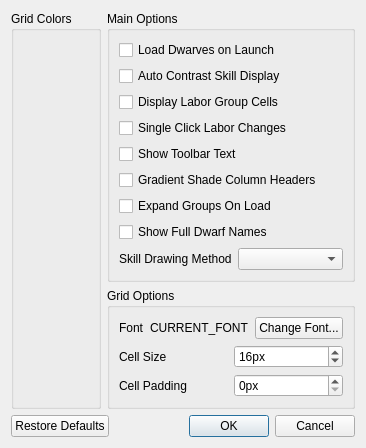
Dwarf-Therapist/Dwarf-Therapist, file ui/optionsmenu.ui: the form before one commit.
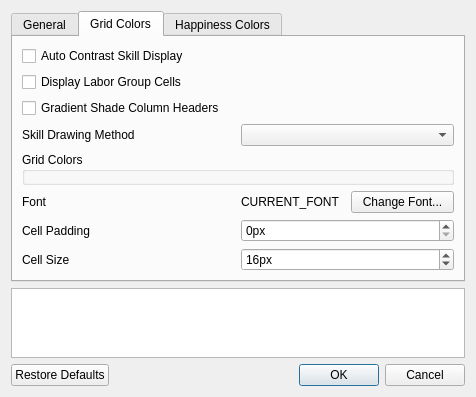
The form after the commit. The open tabs and pages were chosen to show the change. Icons and pictures are not drawn.

```diff
--- a/ui/optionsmenu.ui
+++ b/ui/optionsmenu.ui
@@ -6,8 +6,8 @@
    <rect>
     <x>0</x>
     <y>0</y>
-    <width>321</width>
-    <height>429</height>
+    <width>476</width>
+    <height>389</height>
    </rect>
   </property>
   <property name="windowTitle">
@@ -17,28 +17,35 @@
    <iconset resource="../images.qrc">
     <normaloff>:/img/color_wheel.png</normaloff>:/img/color_wheel.png</iconset>
   </property>
-  <layout class="QVBoxLayout" name="verticalLayout_4" stretch="10,0">
+  <layout class="QVBoxLayout" name="vbox" stretch="20,1,1">
    <item>
-    <layout class="QHBoxLayout" name="horizontalLayout_6">
-     <item>
-      <widget class="QGroupBox" name="group_general_colors">
-       <property name="styleSheet">
-        <string notr="true">QtColorPicker {
-text-align: left;
-}</string>
-       </property>
-       <property name="title">
-        <string>Grid Colors</string>
-       </property>
-      </widget>
-     </item>
-     <item>
-      <layout class="QVBoxLayout" name="verticalLayout_3" stretch="10,0">
-       <item>
-        <widget class="QGroupBox" name="groupBox_2">
-         <property name="title">
-          <string>Main Options</string>
-         </property>
+    <widget class="QTabWidget" name="tabWidget">
+     <property name="statusTip">
+      <string>STATUS TIP</string>
+     </property>
+     <property name="tabPosition">
+      <enum>QTabWidget::North</enum>
+     </property>
+     <property name="tabShape">
+      <enum>QTabWidget::Rounded</enum>
+     </property>
+     <property name="currentIndex">
+      <number>0</number>
+     </property>
+     <property name="iconSize">
+      <size>
+       <width>24</width>
+       <height>24</height>
+      </size>
+     </property>
+     <widget class="QWidget" name="tab_main_settings">
+      <attribute name="icon">
+       <iconset resource="../images.qrc">
+        <normaloff>:/img/hammer.png</normaloff>:/img/hammer.png</iconset>
+      </attribute>
+      <attribute name="title">
+       <string>General</string>
+      </attribute>
          <layout class="QVBoxLayout" name="verticalLayout">
           <item>
            <widget class="QCheckBox" name="cb_read_dwarves_on_startup">
@@ -56,38 +63,6 @@
             </property>
            </widget>
           </item>
-          <item>
-           <widget class="QCheckBox" name="cb_auto_contrast">
-            <property name="toolTip">
-             <string>When checked, skill blocks on grid cells will choose the highest contrast color available. </string>
-            </property>
-            <property name="statusTip">
-             <string>When checked, skill blocks on grid cells will choose the highest contrast color available. </string>
-            </property>
-            <property name="whatsThis">
-             <string>When checked, skill blocks on grid cells will choose the highest contrast color available. </string>
-            </property>
-            <property name="text">
-             <string>Auto Contrast Skill Display</string>
-            </property>
-           </widget>
-          </item>
-          <item>
-           <widget class="QCheckBox" name="cb_show_aggregates">
-            <property name="toolTip">
-             <string>When checked, and sorting by some criteria, labors will show an aggregate cell above a group. This cell can be toggled to enable/disable a labor for an entire group at once.</string>
-            </property>
-            <property name="statusTip">
-             <string>When checked, and sorting by some criteria, labors will show an aggregate cell above a group. This cell can be toggled to enable/disable a labor for an entire group at once.</string>
-            </property>
-            <property name="whatsThis">
-             <string>When checked, and sorting by some criteria, labors will show an aggregate cell above a group. This cell can be toggled to enable/disable a labor for an entire group at once.</string>
-            </property>
-            <property name="text">
-             <string>Display Labor Group Cells</string>
-            </property>
-           </widget>
-          </item>
           <item>
            <widget class="QCheckBox" name="cb_single_click_labor_changes">
             <property name="toolTip">
@@ -120,22 +95,6 @@
             </property>
            </widget>
           </item>
-          <item>
-           <widget class="QCheckBox" name="cb_shade_column_headers">
-            <property name="toolTip">
-             <string>When checked, this will shade column headers with the column's background color</string>
-            </property>
-            <property name="statusTip">
-             <string>When checked, this will shade column headers with the column's background color</string>
-            </property>
-            <property name="whatsThis">
-             <string>When checked, this will shade column headers with the column's background color</string>
-            </property>
-            <property name="text">
-             <string>Gradient Shade Column Headers</string>
-            </property>
-           </widget>
-          </item>
           <item>
            <widget class="QCheckBox" name="cb_auto_expand">
             <property name="toolTip">
@@ -168,6 +127,65 @@
             </property>
            </widget>
           </item>
+      </layout>
+     </widget>
+     <widget class="QWidget" name="tab_grid_colors">
+      <attribute name="icon">
+       <iconset resource="../images.qrc">
+        <normaloff>:/img/color_swatch.png</normaloff>:/img/color_swatch.png</iconset>
+      </attribute>
+      <attribute name="title">
+       <string>Grid Colors</string>
+      </attribute>
+      <layout class="QVBoxLayout" name="verticalLayout_2" stretch="0,0,0,0,5,0,0,0">
+       <item>
+        <widget class="QCheckBox" name="cb_auto_contrast">
+         <property name="toolTip">
+          <string/>
+         </property>
+         <property name="statusTip">
+          <string>When checked, skill blocks on grid cells will choose the highest contrast color available. </string>
+         </property>
+         <property name="whatsThis">
+          <string>When checked, skill blocks on grid cells will choose the highest contrast color available. </string>
+         </property>
+         <property name="text">
+          <string>Auto Contrast Skill Display</string>
+         </property>
+        </widget>
+       </item>
+       <item>
+        <widget class="QCheckBox" name="cb_show_aggregates">
+         <property name="toolTip">
+          <string/>
+         </property>
+         <property name="statusTip">
+          <string>When checked, and sorting by some criteria, labors will show an aggregate cell above a group. This cell can be toggled to enable/disable a labor for an entire group at once.</string>
+         </property>
+         <property name="whatsThis">
+          <string>When checked, and sorting by some criteria, labors will show an aggregate cell above a group. This cell can be toggled to enable/disable a labor for an entire group at once.</string>
+         </property>
+         <property name="text">
+          <string>Display Labor Group Cells</string>
+         </property>
+        </widget>
+       </item>
+       <item>
+        <widget class="QCheckBox" name="cb_shade_column_headers">
+         <property name="toolTip">
+          <string/>
+         </property>
+         <property name="statusTip">
+          <string>When checked, this will shade column headers with the column's background color</string>
+         </property>
+         <property name="whatsThis">
+          <string>When checked, this will shade column headers with the column's background color</string>
+         </property>
+         <property name="text">
+          <string>Gradient Shade Column Headers</string>
+         </property>
+        </widget>
+       </item>
           <item>
            <layout class="QHBoxLayout" name="horizontalLayout_7">
             <item>
@@ -178,19 +196,32 @@
              </widget>
             </item>
             <item>
-             <widget class="QComboBox" name="cb_skill_drawing_method"/>
-            </item>
-           </layout>
-          </item>
-         </layout>
-        </widget>
+          <widget class="QComboBox" name="cb_skill_drawing_method">
+           <property name="toolTip">
+            <string/>
+           </property>
+           <property name="statusTip">
+            <string>This option controls how skills are represented within a labor or skill column.</string>
+           </property>
+           <property name="whatsThis">
+            <string>This option controls how skills are represented within a labor or skill column.</string>
+           </property>
+          </widget>
+         </item>
+        </layout>
        </item>
        <item>
-        <widget class="QGroupBox" name="groupBox">
+        <widget class="QGroupBox" name="group_general_colors">
+         <property name="styleSheet">
+          <string notr="true">QtColorPicker {
+text-align: left;
+}</string>
+         </property>
          <property name="title">
-          <string>Grid Options</string>
+          <string>Grid Colors</string>
          </property>
-         <layout class="QVBoxLayout" name="verticalLayout_2">
+        </widget>
+       </item>
           <item>
            <layout class="QHBoxLayout" name="horizontalLayout_4">
             <item>
@@ -226,6 +257,54 @@
             </item>
            </layout>
           </item>
+       <item>
+        <layout class="QHBoxLayout" name="horizontalLayout">
+         <item>
+          <widget class="QLabel" name="label">
+           <property name="font">
+            <font>
+             <weight>50</weight>
+             <bold>false</bold>
+            </font>
+           </property>
+           <property name="toolTip">
+            <string/>
+           </property>
+           <property name="statusTip">
+            <string>This controls how much padding a column cell will have. Increasing the size will give cells more space between eachother without affecting the overall cell size.</string>
+           </property>
+           <property name="whatsThis">
+            <string>This controls how much padding a column cell will have. Increasing the size will give cells more space between eachother without affecting the overall cell size.</string>
+           </property>
+           <property name="text">
+            <string>Cell Padding</string>
+           </property>
+           <property name="buddy">
+            <cstring>sb_cell_padding</cstring>
+           </property>
+          </widget>
+         </item>
+         <item>
+          <widget class="QSpinBox" name="sb_cell_padding">
+           <property name="toolTip">
+            <string/>
+           </property>
+           <property name="statusTip">
+            <string>This controls how much padding a column cell will have. Increasing the size will give cells more space between eachother without affecting the overall cell size.</string>
+           </property>
+           <property name="whatsThis">
+            <string>This controls how much padding a column cell will have. Increasing the size will give cells more space between eachother without affecting the overall cell size.</string>
+           </property>
+           <property name="suffix">
+            <string>px</string>
+           </property>
+           <property name="maximum">
+            <number>6</number>
+           </property>
+          </widget>
+         </item>
+        </layout>
+       </item>
           <item>
            <layout class="QHBoxLayout" name="horizontalLayout_2">
             <item>
@@ -262,42 +341,28 @@
             </item>
            </layout>
           </item>
-          <item>
-           <layout class="QHBoxLayout" name="horizontalLayout">
-            <item>
-             <widget class="QLabel" name="label">
-              <property name="font">
-               <font>
-                <weight>50</weight>
-                <bold>false</bold>
-               </font>
-              </property>
-              <property name="text">
-               <string>Cell Padding</string>
-              </property>
-              <property name="buddy">
-               <cstring>sb_cell_padding</cstring>
-              </property>
-             </widget>
+      </layout>
+     </widget>
+     <widget class="QWidget" name="tab_happiness_colors">
+      <attribute name="icon">
+       <iconset resource="../images.qrc">
+        <normaloff>:/img/emoticon_grin.png</normaloff>:/img/emoticon_grin.png</iconset>
+      </attribute>
+      <attribute name="title">
+       <string>Happiness Colors</string>
+      </attribute>
+     </widget>
+    </widget>
             </item>
             <item>
-             <widget class="QSpinBox" name="sb_cell_padding">
-              <property name="suffix">
-               <string>px</string>
-              </property>
-              <property name="maximum">
-               <number>6</number>
-              </property>
-             </widget>
-            </item>
-           </layout>
-          </item>
-         </layout>
-        </widget>
-       </item>
-      </layout>
-     </item>
-    </layout>
+    <widget class="QTextEdit" name="text_status_tip">
+     <property name="undoRedoEnabled">
+      <bool>false</bool>
+     </property>
+     <property name="textInteractionFlags">
+      <set>Qt::LinksAccessibleByMouse|Qt::TextSelectableByKeyboard|Qt::TextSelectableByMouse</set>
+     </property>
+    </widget>
    </item>
    <item>
     <layout class="QHBoxLayout" name="horizontalLayout_5">
```
Left out of the diff: 61 changed lines with no effect on the pictures. Lines whose indentation alone changed are shown as unchanged.
